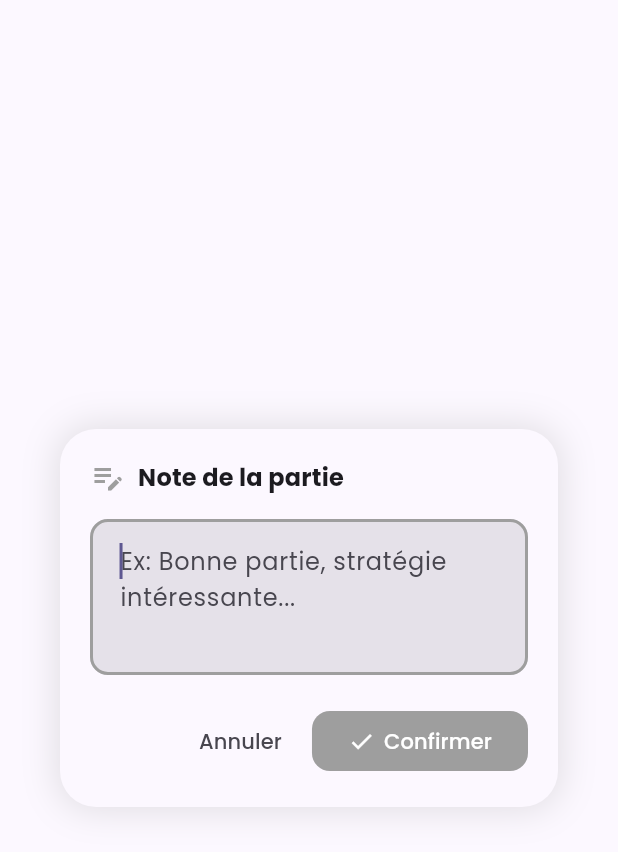
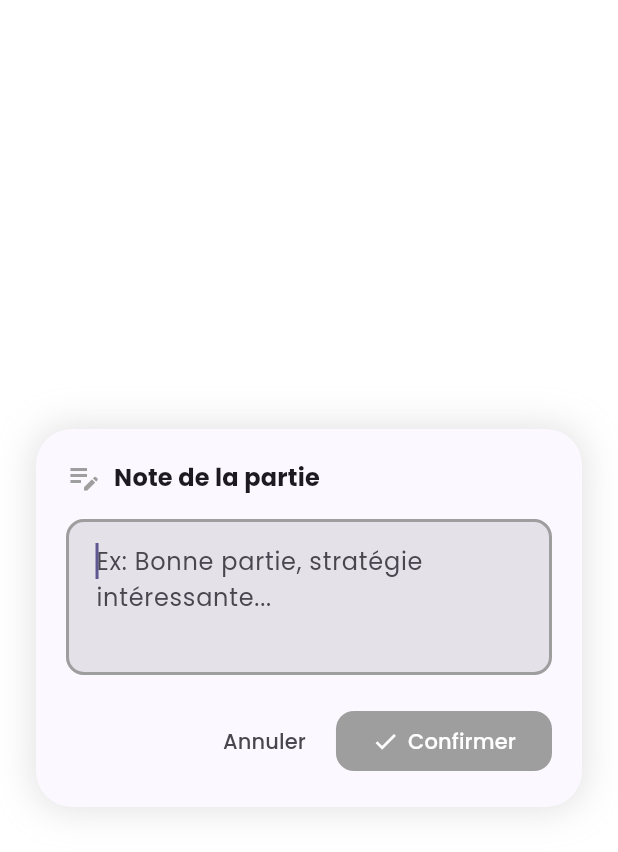
Before and after one commit to Jbijjer/lorcana_lore_counter, a Flutter app: the GameNoteInputDialog screen opened directly with empty values, on a phone screen of 412 x 824 dp. Shown: the top 852 px of the screen. Run offline on Flutter 3.47's test engine with Material 3 defaults, Android fonts, the phone set to English and light mode, and no system bars; our stand-ins replace flutter_riverpod, flutter_svg, freezed_annotation, google_fonts, hive, hive_flutter and 2 more; accounts and stored records are empty; generated files the repository leaves out were written again.

Commit message:
Corriger l'overflow du clavier dans le modal de note
- Utiliser Scaffold avec resizeToAvoidBottomInset: false
- Envelopper le contenu dans SingleChildScrollView
- Ajouter padding dynamique basé sur viewInsets.bottom

```diff
--- a/lib/features/game/presentation/widgets/game_note_input_dialog.dart
+++ b/lib/features/game/presentation/widgets/game_note_input_dialog.dart
@@ -47,9 +47,19 @@ class _GameNoteInputDialogState extends State<GameNoteInputDialog> {
   @override
   Widget build(BuildContext context) {
     final colorScheme = Theme.of(context).colorScheme;
+    final bottomInset = MediaQuery.of(context).viewInsets.bottom;
 
-    return Dialog(
+    return Scaffold(
       backgroundColor: Colors.transparent,
+      resizeToAvoidBottomInset: false,
+      body: Center(
+        child: SingleChildScrollView(
+          padding: EdgeInsets.only(
+            left: 24,
+            right: 24,
+            top: 24,
+            bottom: 24 + bottomInset,
+          ),
           child: Container(
             constraints: const BoxConstraints(maxWidth: 400),
             decoration: BoxDecoration(
@@ -159,6 +169,8 @@ class _GameNoteInputDialogState extends State<GameNoteInputDialog> {
               ),
             ),
           ),
+        ),
+      ),
     );
   }
 }
```
Lines whose indentation alone changed are shown as unchanged.
